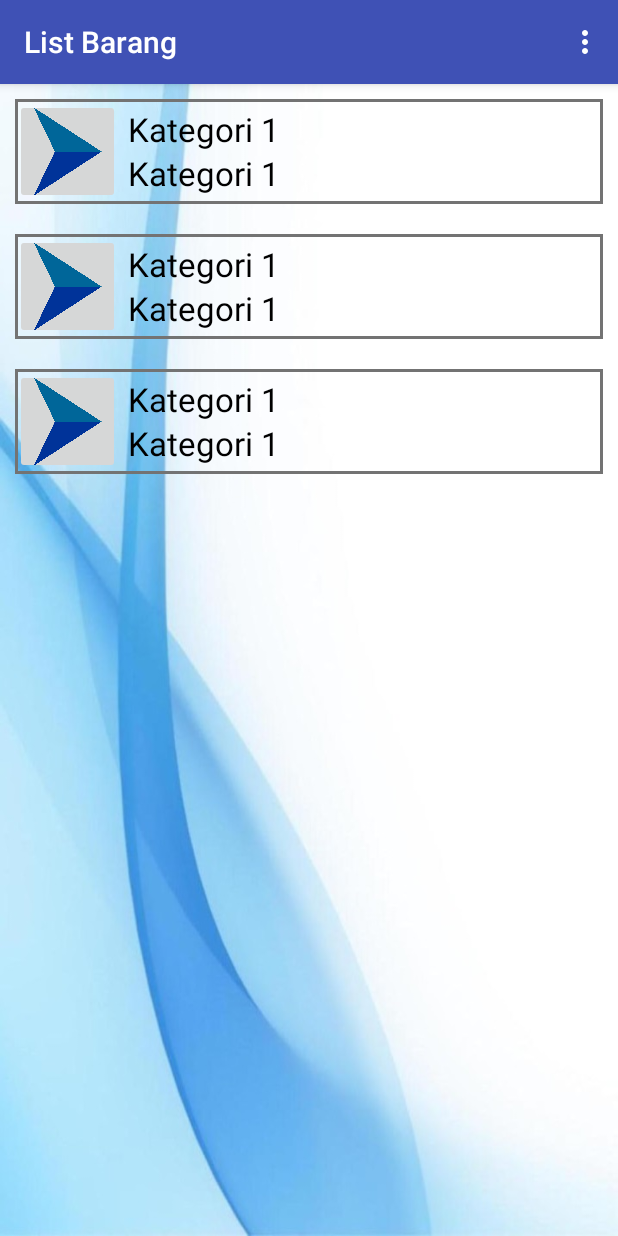
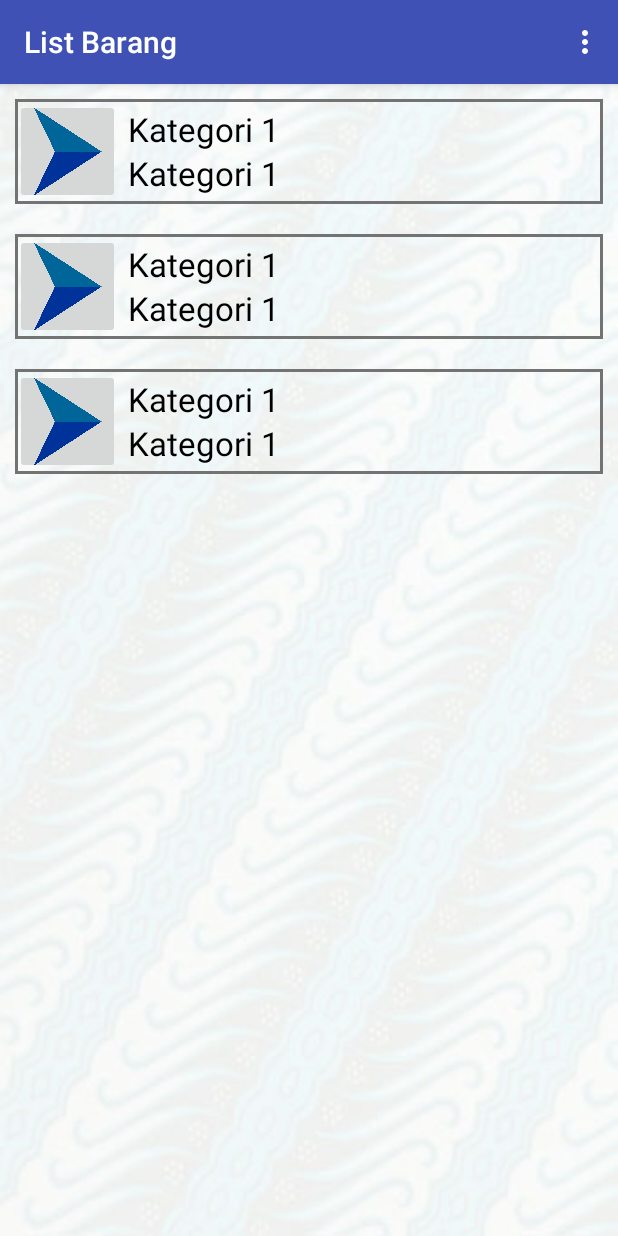
Before and after one commit to RInventory/Inventory, an Android app: the ListBarang screen opened directly, with no data from a screen before it, on a phone screen of 412 x 824 dp. Run offline under Robolectric (Android 15) with nearby library versions, the phone set to English and light mode, and no system bars.

Commit message:
background

```diff
--- a/app/src/main/res/layout/activity_detailbarang.xml
+++ b/app/src/main/res/layout/activity_detailbarang.xml
@@ -4,7 +4,7 @@
     xmlns:tools="http://schemas.android.com/tools"
     android:layout_width="match_parent"
     android:layout_height="match_parent"
-    android:background="@drawable/gbra"
+    android:background="@drawable/background"
     tools:context="com.example.user.rinventory.detailbarang">
 
     <LinearLayout
--- a/app/src/main/res/layout/activity_in.xml
+++ b/app/src/main/res/layout/activity_in.xml
@@ -4,6 +4,7 @@
     xmlns:tools="http://schemas.android.com/tools"
     android:layout_width="match_parent"
     android:layout_height="match_parent"
+    android:background="@drawable/background"
     tools:context="com.example.user.rinventory.INActivity">
 
     <EditText
--- a/app/src/main/res/layout/activity_inventory.xml
+++ b/app/src/main/res/layout/activity_inventory.xml
@@ -4,7 +4,7 @@
     xmlns:tools="http://schemas.android.com/tools"
     android:layout_width="match_parent"
     android:layout_height="match_parent"
-    android:background="@drawable/gbra"
+    android:background="@drawable/background"
     tools:context="com.example.user.rinventory.Inventory">
 <LinearLayout
     android:layout_width="match_parent"
--- a/app/src/main/res/layout/activity_list_barang.xml
+++ b/app/src/main/res/layout/activity_list_barang.xml
@@ -4,7 +4,7 @@
     xmlns:tools="http://schemas.android.com/tools"
     android:layout_width="match_parent"
     android:layout_height="match_parent"
-    android:background="@drawable/gbra"
+    android:background="@drawable/background"
     tools:context="com.example.user.rinventory.ListBarang">
 
     <LinearLayout
--- a/app/src/main/res/layout/activity_out.xml
+++ b/app/src/main/res/layout/activity_out.xml
@@ -4,6 +4,7 @@
     xmlns:tools="http://schemas.android.com/tools"
     android:layout_width="match_parent"
     android:layout_height="match_parent"
+    android:background="@drawable/background"
     tools:context="com.example.user.rinventory.OutActivity">
 
     <EditText
--- a/app/src/main/res/layout/activity_report.xml
+++ b/app/src/main/res/layout/activity_report.xml
@@ -4,7 +4,7 @@
     xmlns:tools="http://schemas.android.com/tools"
     android:layout_width="match_parent"
     android:layout_height="match_parent"
-    android:background="@drawable/gbra"
+    android:background="@drawable/background"
     tools:context="com.example.user.rinventory.reportActivity">
 
     <Spinner
--- a/app/src/main/res/layout/activity_report2.xml
+++ b/app/src/main/res/layout/activity_report2.xml
@@ -4,7 +4,7 @@
     xmlns:tools="http://schemas.android.com/tools"
     android:layout_width="match_parent"
     android:layout_height="match_parent"
-    android:background="@drawable/gbra"
+    android:background="@drawable/background"
     tools:context="com.example.user.rinventory.Inventory">
     <LinearLayout
         android:layout_width="match_parent"
--- a/app/src/main/res/layout/activity_retur.xml
+++ b/app/src/main/res/layout/activity_retur.xml
@@ -4,6 +4,7 @@
     xmlns:tools="http://schemas.android.com/tools"
     android:layout_width="match_parent"
     android:layout_height="match_parent"
+    android:background="@drawable/background"
     tools:context="com.example.user.rinventory.returActivity">
 
     <EditText
--- a/app/src/main/res/layout/activity_splash_screen.xml
+++ b/app/src/main/res/layout/activity_splash_screen.xml
@@ -4,6 +4,7 @@
     xmlns:tools="http://schemas.android.com/tools"
     android:layout_width="match_parent"
     android:layout_height="match_parent"
+    android:background="@drawable/background"
     tools:context="com.example.user.rinventory.splashScreen">
 
     <ImageView
```
Also changed, not shown: app/src/main/res/drawable/background.jpg.
